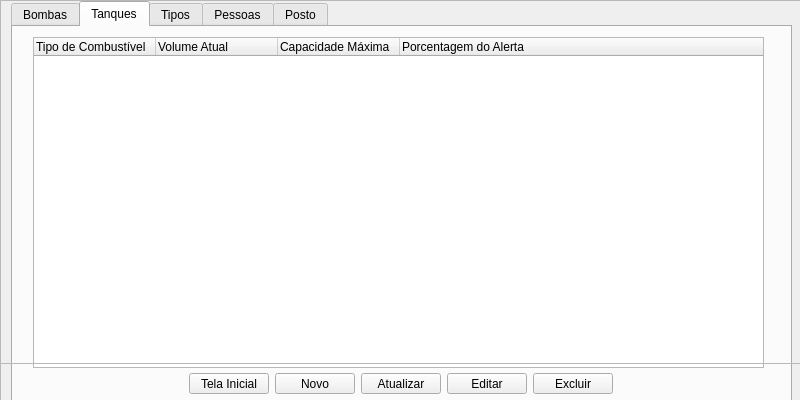
First picture: the form in src/ui/TelaCadastros.ui, repository nicolaspimeenta/gas-guardian, before the edit.
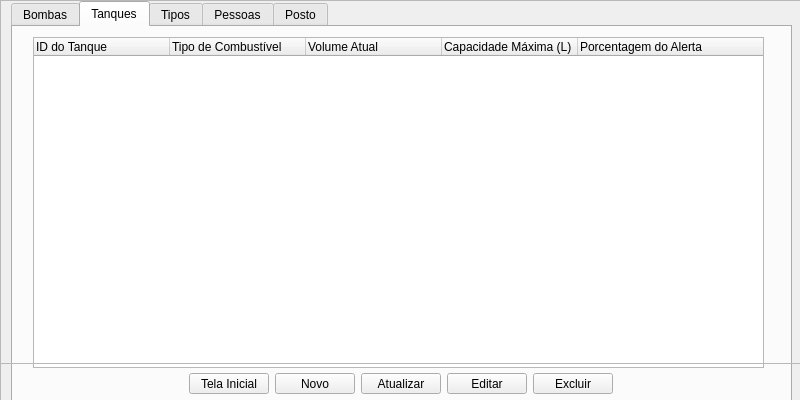
Second picture: the form after the edit. The open tabs and pages were chosen to show the change. Icons and pictures are not drawn.

The edit to the form file:
```diff
--- a/src/ui/TelaCadastros.ui
+++ b/src/ui/TelaCadastros.ui
@@ -147,7 +147,7 @@
        <number>15</number>
       </attribute>
       <attribute name="horizontalHeaderDefaultSectionSize">
-       <number>122</number>
+       <number>136</number>
       </attribute>
       <attribute name="horizontalHeaderStretchLastSection">
        <bool>true</bool>
@@ -155,6 +155,14 @@
       <attribute name="verticalHeaderHighlightSections">
        <bool>true</bool>
       </attribute>
+      <column>
+       <property name="text">
+        <string>ID do Tanque</string>
+       </property>
+       <property name="textAlignment">
+        <set>AlignLeading|AlignVCenter</set>
+       </property>
+      </column>
       <column>
        <property name="text">
         <string>Tipo de Combustível</string>
@@ -173,7 +181,7 @@
       </column>
       <column>
        <property name="text">
-        <string>Capacidade Máxima</string>
+        <string>Capacidade Máxima (L)</string>
        </property>
        <property name="textAlignment">
         <set>AlignLeading|AlignVCenter</set>
```
Left out of the diff: 6 changed lines with no effect on the pictures.
